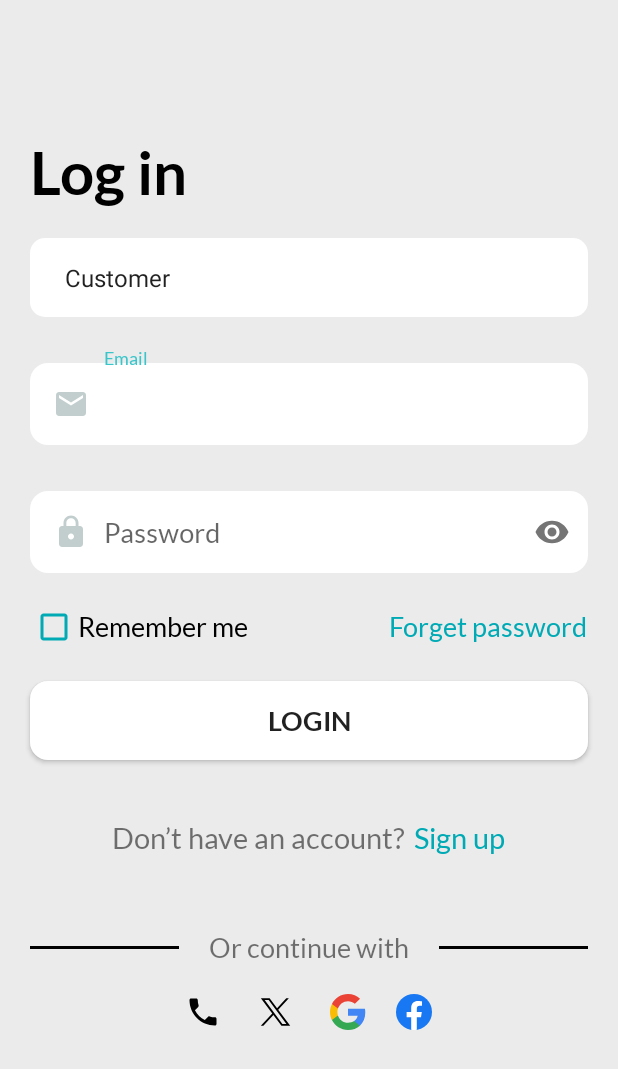
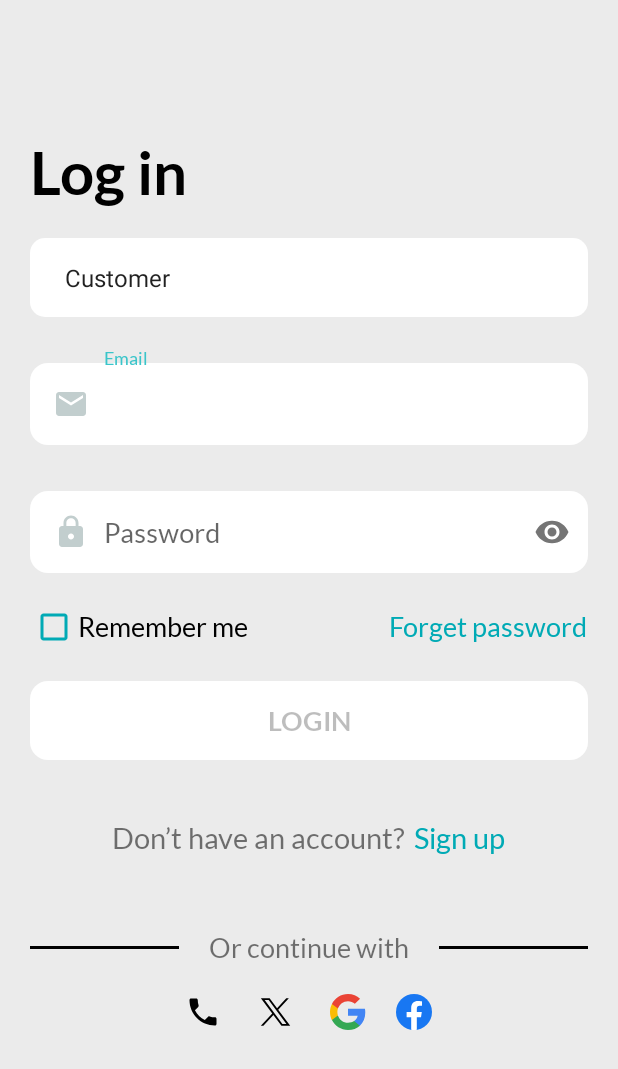
Before and after one commit to Mann202/Eleme-Delivery-Mobile-App, an Android app: the screen it shows after launch once a user with an empty profile is signed in (Login), on a phone screen of 412 x 824 dp. Shown: the top 1069 px of the screen. Run offline under Robolectric (Android 15) with nearby library versions, the light colour scheme and no system bars; our stand-ins replace Firebase (no records; nobody signed in at launch, a user with empty details on screens opened directly); libraries missing offline, so code that uses them is left out: com.facebook, com.facebook.appevents, com.facebook.login, com.tbuonomo.viewpagerdotsindicator; 6 statements that could not run were skipped.

Commit message:
Save login user's state, user's role and uid

```diff
--- a/app/src/main/java/com/example/fududelivery/Login/Login.java
+++ b/app/src/main/java/com/example/fududelivery/Login/Login.java
@@ -1,7 +1,11 @@
 package com.example.fududelivery.Login;
 
+import android.content.Context;
 import android.content.Intent;
+import android.content.SharedPreferences;
 import android.os.Bundle;
+import android.text.Editable;
+import android.text.TextWatcher;
 import android.util.Log;
 import android.view.View;
 import android.widget.AdapterView;
@@ -14,6 +18,7 @@ import androidx.annotation.NonNull;
 import androidx.annotation.Nullable;
 import androidx.appcompat.app.AppCompatActivity;
 import androidx.appcompat.widget.AppCompatButton;
+import androidx.core.content.ContextCompat;
 
 import com.example.fududelivery.Home.Customer;
 import com.example.fududelivery.R;
@@ -48,6 +53,9 @@ import java.util.Map;
 public class Login extends AppCompatActivity {
 
     private SignInWithGoogle signInWithGoogle;
+    AppCompatButton loginButton;
+    TextInputEditText passwordField;
+    TextInputEditText emailField;
     private FirebaseAuth mAuth;
     private CallbackManager mCallbackManager;
 
@@ -57,6 +65,7 @@ public class Login extends AppCompatActivity {
         setContentView(R.layout.activity_login);
         FirebaseFirestore firestoreInstance = FirebaseFirestore.getInstance();
         mAuth = FirebaseAuth.getInstance();
+        UserSessionManager sessionManager = new UserSessionManager(getApplicationContext());
 
         FacebookSdk.setApplicationId("283740247620840");
         FacebookSdk.sdkInitialize(getApplicationContext());
@@ -68,6 +77,12 @@ public class Login extends AppCompatActivity {
         ImageView facebookLogin = findViewById(R.id.facebookLogo);
         ImageView xLogin = findViewById(R.id.XLogo);
         ImageView phoneLogin = findViewById(R.id.phoneLogo);
+
+        passwordField = findViewById(R.id.passwordField);
+        emailField = findViewById(R.id.emailField);
+        loginButton = findViewById(R.id.loginBtn);
+        emailField.addTextChangedListener(textWatcher);
+        passwordField.addTextChangedListener(textWatcher);
 
         signInWithGoogle = new SignInWithGoogle(this);
 
@@ -105,13 +120,19 @@ public class Login extends AppCompatActivity {
                                         updateUI(user);
                                         String Uid = user.getUid();
                                         Log.v("Debug", Uid);
+
+                                        sessionManager.loginUserState();
+                                        sessionManager.loginUserInformation(Uid);
+
                                         firestoreInstance.collection("Users").whereEqualTo("userUid", Uid).get().addOnSuccessListener(new OnSuccessListener<QuerySnapshot>() {
                                             @Override
                                             public void onSuccess(QuerySnapshot queryDocumentSnapshots) {
                                                 for (QueryDocumentSnapshot document : queryDocumentSnapshots) {
                                                     String roleID = document.getString("roleID");
+
                                                     if (roleID != null) {
                                                         Log.d("Debug", "Role ID: " + roleID);
+                                                        sessionManager.loginUserRole(roleID);
 
                                                         switch (roleID) {
                                                             case "1":
@@ -225,6 +246,30 @@ public class Login extends AppCompatActivity {
         }
     }
 
+    private TextWatcher textWatcher = new TextWatcher() {
+        @Override
+        public void beforeTextChanged(CharSequence s, int start, int count, int after) {
+            // Unused
+        }
+
+        @Override
+        public void onTextChanged(CharSequence s, int start, int before, int count) {
+            // Check if email and password meet the conditions
+            boolean isEmailValid = emailField.getText().toString().length() > 10;
+            boolean isPasswordValid = passwordField.getText().toString().length() >= 8;
+
+            // Enable or disable login button based on conditions
+            loginButton.setEnabled(isEmailValid && isPasswordValid);
+            loginButton.setTextColor(ContextCompat.getColor(Login.this, R.color.white));
+
+        }
+
+        @Override
+        public void afterTextChanged(Editable s) {
+            // Unused
+        }
+    };
+
     private void handleFacebookAccessToken(AccessToken token) {
         Log.d("FacebookLogin", "handleFacebookAccessToken:" + token);
         AuthCredential credential = FacebookAuthProvider.getCredential(token.getToken());
--- /dev/null
+++ b/app/src/main/java/com/example/fududelivery/Login/UserSessionManager.java
@@ -0,0 +1,56 @@
+package com.example.fududelivery.Login;
+
+import android.content.Context;
+import android.content.SharedPreferences;
+
+public class UserSessionManager {
+    // Tên của SharedPreferences
+    private static final String PREF_NAME = "UserSession";
+    private static final String KEY_IS_LOGGED_IN = "isLoggedIn";
+    public static final String USER_ROLE = "UserRole";
+    private static final String USER_INFOR = "UserInformation";
+    private SharedPreferences pref;
+    private SharedPreferences.Editor editor;
+    private Context context;
+
+    public UserSessionManager(Context context) {
+        this.context = context;
+        pref = context.getSharedPreferences(PREF_NAME, Context.MODE_PRIVATE);
+        editor = pref.edit();
+    }
+
+    // Method to save user's state logging
+    public void loginUserState() {
+        editor.putBoolean(KEY_IS_LOGGED_IN, true);
+        editor.commit();
+    }
+    // Method to save user's uid
+    public void loginUserInformation(String Uid) {
+        editor.putString(USER_INFOR, Uid);
+        editor.commit();
+    }
+    //Method to save user's role
+    public void loginUserRole(String roleID) {
+        editor.putString(USER_ROLE, roleID);
+        editor.commit();
+    }
+
+    // Method check user's logging
+    public boolean isLoggedIn() {
+        return pref.getBoolean(KEY_IS_LOGGED_IN, false);
+    }
+
+    public String getUserInformation() {
+        return pref.getString(USER_INFOR, ".");
+    }
+
+    public String getUserRole() {
+        return pref.getString(USER_ROLE, "1");
+    }
+
+    // Method logout
+    public void logoutUser() {
+        editor.putBoolean(KEY_IS_LOGGED_IN, false);
+        editor.commit();
+    }
+}
--- /dev/null
+++ b/app/src/main/res/drawable/button_login_state.xml
@@ -0,0 +1,7 @@
+<!-- res/drawable/button_background.xml -->
+<selector xmlns:android="http://schemas.android.com/apk/res/android">
+    <!-- Disabled State -->
+    <item android:drawable="@drawable/login_edit_text" android:state_enabled="false" />
+    <!-- Normal State -->
+    <item android:drawable="@drawable/login_button_enable" />
+</selector>
--- a/app/src/main/res/drawable/eleme_type.xml
+++ b/app/src/main/res/drawable/eleme_type.xml
@@ -1,6 +1,6 @@
 <vector xmlns:android="http://schemas.android.com/apk/res/android"
-    android:width="500dp"
-    android:height="500dp"
+    android:width="170dp"
+    android:height="170dp"
     android:viewportWidth="375"
     android:viewportHeight="375">
   <group>
--- a/app/src/main/res/drawable/newcategorybtn.xml
+++ b/app/src/main/res/drawable/login_button_enable.xml
@@ -1,5 +1,5 @@
 <shape xmlns:android="http://schemas.android.com/apk/res/android"
     android:shape="rectangle">
-    <corners android:radius="8dp"/>
-    <solid android:color="@color/fourthary" />
+    <corners android:radius="12dp" />
+    <solid android:color="@color/primary" />
 </shape>
--- a/app/src/main/res/layout/activity_getstarted.xml
+++ b/app/src/main/res/layout/activity_getstarted.xml
@@ -14,7 +14,7 @@
         android:id="@+id/logo_image"
         android:layout_width="wrap_content"
         android:layout_height="wrap_content"
-        android:src="@drawable/ic_launcher_background"
+        android:src="@drawable/eleme_type"
         android:layout_alignParentTop="true"
         android:layout_centerHorizontal="true"/>
 
--- a/app/src/main/res/layout/activity_getstartedsecond.xml
+++ b/app/src/main/res/layout/activity_getstartedsecond.xml
@@ -14,7 +14,7 @@
         android:id="@+id/header_title"
         android:layout_width="wrap_content"
         android:layout_height="wrap_content"
-        android:text="FUDUM MUM MUMM!"
+        android:text="ELEME-ME-ME-LEME!"
         android:fontFamily="@font/lato_bold"
         android:textFontWeight="900"
         android:textSize="30dp"
--- a/app/src/main/res/layout/activity_login.xml
+++ b/app/src/main/res/layout/activity_login.xml
@@ -129,6 +129,7 @@
         android:layout_height="wrap_content"
         android:text="Login"
         style="@style/LoginBtn"
+        android:enabled="false"
         />
 
     <RelativeLayout android:layout_height="wrap_content"
--- a/app/src/main/res/layout/activity_mainhome.xml
+++ b/app/src/main/res/layout/activity_mainhome.xml
@@ -11,7 +11,6 @@
     <RelativeLayout
         android:layout_width="match_parent"
         android:layout_height="match_parent">
-
         <ScrollView
             android:layout_width="match_parent"
             android:layout_height="match_parent"
--- a/app/src/main/res/values/styles.xml
+++ b/app/src/main/res/values/styles.xml
@@ -118,7 +118,7 @@
         <item name="android:paddingBottom">15dp</item>
         <item name="android:textSize">18sp</item>
         <item name="android:fontFamily">@font/lato_bold</item>
-        <item name="android:background">@drawable/login_edit_text</item>
+        <item name="android:background">@drawable/button_login_state</item>
     </style>
 
     <style name="MineCustomTabText">
```
Also changed, not shown: app/src/main/java/com/example/fududelivery/GetStarted/SplashScreen.java (+32 -0 lines).
